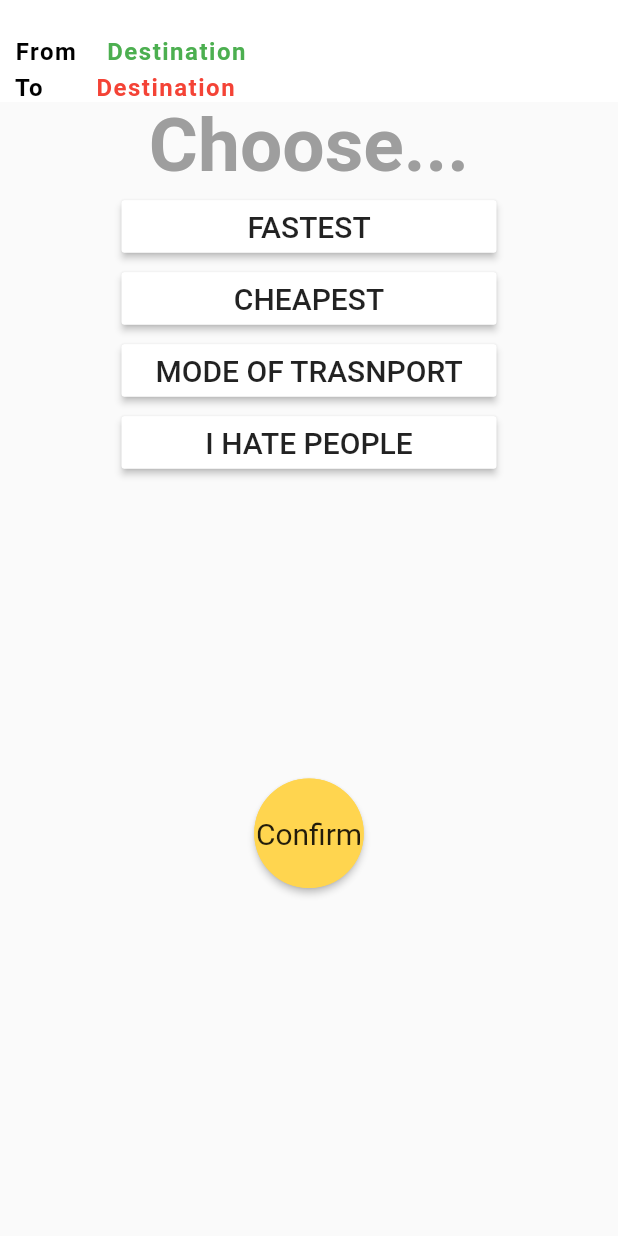
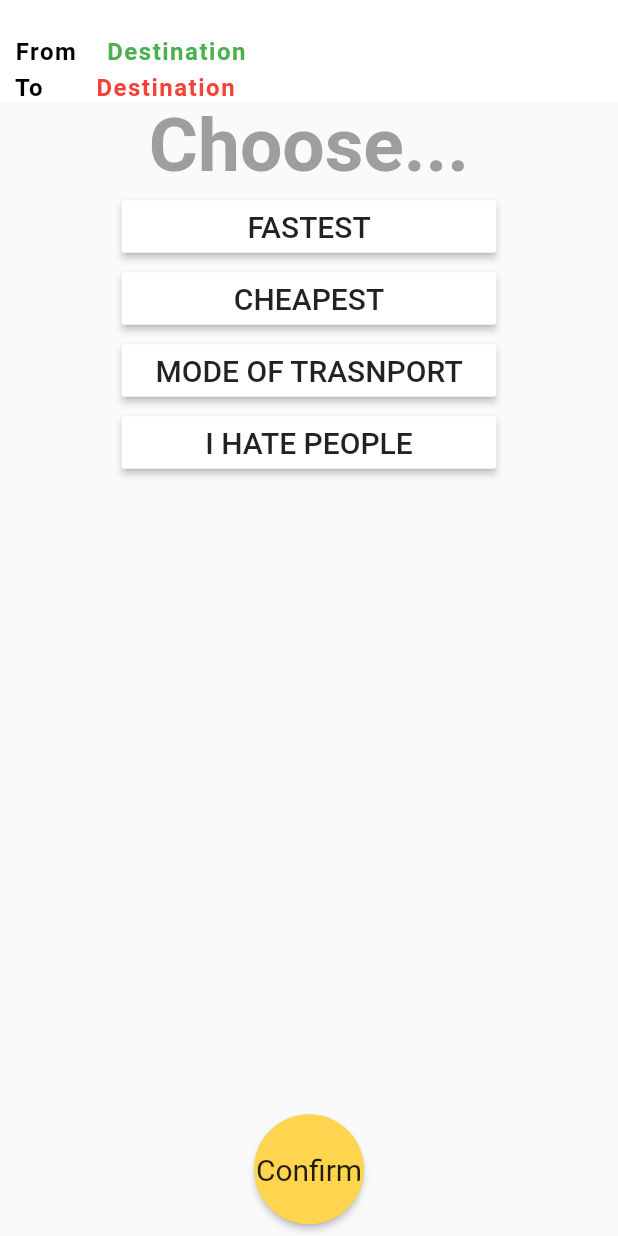
Before and after one commit to Thiru5/sg_rocket, a Flutter app: the screen it shows after launch, after a tap on "Confirm", on a phone screen of 412 x 824 dp. Run offline on Flutter 3.47's test engine with Material 2 defaults, Android fonts, the phone set to English and light mode, and no system bars; our stand-ins replace geolocator, google_maps_flutter, location, rxdart; missing offline and left inert: flutter_polyline_points, google_maps_webservice; Roboto replaces fonts that are missing (xx).

Commit message:
Map_nav with constant confirm button

```diff
--- a/lib/option_menu.dart
+++ b/lib/option_menu.dart
@@ -1,4 +1,5 @@
 import 'package:flutter/material.dart';
+import 'package:sg_rocket/map_nav.dart';
 import 'package:sg_rocket/topbar.dart';
 
 class OptionMenu extends StatefulWidget {
@@ -13,18 +14,27 @@ class _OptionMenuState extends State<OptionMenu> {
         title: 'Option Menu',
         home: Scaffold(
           body: Container(
-            child: Column(
+            child: Stack(
+              children: <Widget>[
+                Column(
                   children: <Widget>[
                     TopBar(),
                     Buttons(),
+                  ],
+                ),
                 Container(
-                  padding: EdgeInsets.only(top: 200),
-                  child:
-                  Align(
+                  padding: EdgeInsets.symmetric(vertical: 8 ),
+                  child: Align(
                     alignment: Alignment.bottomCenter,
                     child: RawMaterialButton(
-                      onPressed: () {},
-                      child: const Text('Confirm', style: TextStyle(fontSize: 20)),
+                      onPressed: () {
+                        Navigator.push(
+                            context,
+                            MaterialPageRoute(
+                                builder: (context) => MapNavMenu()));
+                      },
+                      child:
+                          const Text('Confirm', style: TextStyle(fontSize: 20)),
                       fillColor: Colors.amber[300],
                       shape: CircleBorder(
                           side: BorderSide(
@@ -38,8 +48,7 @@ class _OptionMenuState extends State<OptionMenu> {
               ],
             ),
           ),
-        )
-    );
+        ));
   }
 }
 
@@ -49,7 +58,7 @@ class Buttons extends StatefulWidget {
 }
 
 class _ButtonsState extends State<Buttons> {
-  List <int> buttonIndex = [0, 0, 0, 0];
+  List<int> buttonIndex = [0, 0, 0, 0];
   int buttonPressed;
 
   @override
@@ -91,7 +100,6 @@ class _ButtonsState extends State<Buttons> {
           minWidth: 250,
           height: 35,
           child: RaisedButton(
-
             child: const Text('CHEAPEST', style: TextStyle(fontSize: 20)),
             color: buttonIndex[1] == 1 ? Colors.amber[300] : Colors.white,
             onPressed: () {
@@ -113,8 +121,8 @@ class _ButtonsState extends State<Buttons> {
           minWidth: 250,
           height: 35,
           child: RaisedButton(
-                child: const Text(
-                    'MODE OF TRASNPORT', style: TextStyle(fontSize: 20)),
+            child:
+                const Text('MODE OF TRASNPORT', style: TextStyle(fontSize: 20)),
             color: buttonIndex[2] == 1 ? Colors.amber[300] : Colors.white,
             onPressed: () {
               buttonPressed = 2;
@@ -135,9 +143,7 @@ class _ButtonsState extends State<Buttons> {
           minWidth: 250,
           height: 35,
           child: RaisedButton(
-
-                child: const Text(
-                    'I HATE PEOPLE', style: TextStyle(fontSize: 20)),
+            child: const Text('I HATE PEOPLE', style: TextStyle(fontSize: 20)),
             color: buttonIndex[3] == 1 ? Colors.amber[300] : Colors.white,
             onPressed: () {
               buttonPressed = 3;
@@ -155,7 +161,6 @@ class _ButtonsState extends State<Buttons> {
           ),
         ),
       ],
-        )
-    );
+    ));
   }
 }
```
Also changed, not shown: lib/map_nav.dart (added, +49 -0 lines). Lines whose indentation alone changed are shown as unchanged.
